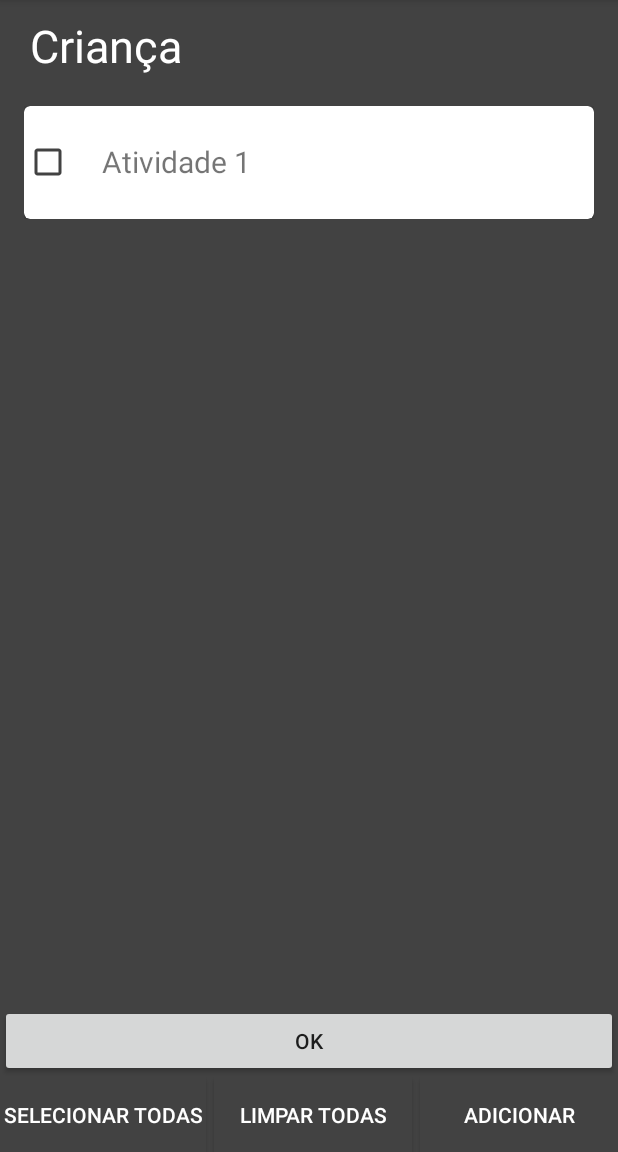
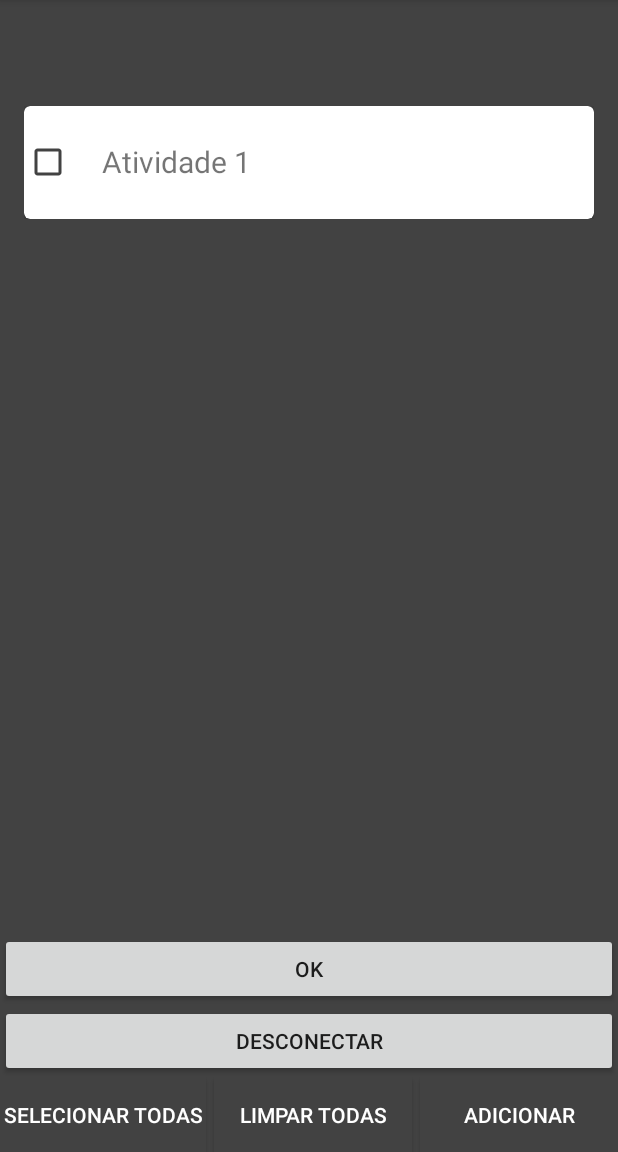
Before and after one commit to caioscalon/Tasks4Fun, an Android app: the screen it shows after launch (MainActivity), after a tap on "ADICIONAR", on a phone screen of 412 x 824 dp, the part 84-1236 px from its top. Run offline under Robolectric (Android 15) with nearby library versions, the phone set to English and light mode, and no system bars.

```diff
--- a/app/src/main/res/layout/activity_main.xml
+++ b/app/src/main/res/layout/activity_main.xml
@@ -7,13 +7,13 @@
     tools:context=".MainActivity">
 
     <TextView
+        android:id="@+id/user"
         android:layout_width="wrap_content"
         android:layout_height="50dp"
         android:layout_gravity="center_vertical"
         android:layout_marginLeft="20dp"
         android:layout_marginTop="5dp"
         android:gravity="center"
-        android:text="Criança"
         android:textColor="#ffffff"
         android:textSize="30dp" />
 
@@ -29,6 +29,14 @@
         android:layout_width="match_parent"
         android:layout_height="wrap_content"
         android:text="OK" />
+
+    <Button
+        android:id="@+id/log_out_button"
+        android:layout_width="match_parent"
+        android:layout_height="wrap_content"
+        android:layout_alignParentEnd="true"
+        android:layout_alignParentTop="true"
+        android:text="Desconectar" />
 
     <LinearLayout
         android:layout_width="match_parent"
--- a/build.gradle
+++ b/build.gradle
@@ -8,6 +8,7 @@ buildscript {
     dependencies {
         classpath 'com.android.tools.build:gradle:3.1.2'
 
+        classpath 'com.google.gms:google-services:3.1.1'
         // NOTE: Do not place your application dependencies here; they belong
         // in the individual module build.gradle files
     }
@@ -15,7 +16,11 @@ buildscript {
 
 allprojects {
     repositories {
+        google()
         jcenter()
+        maven{
+            url "https://maven.google.com"
+        }
     }
 }
 
```
Also changed, not shown: app/build.gradle (+13 -4 lines), app/src/main/java/com/exampledemo/parsaniahardik/myapplication/Login.java (added, +85 -0 lines).
